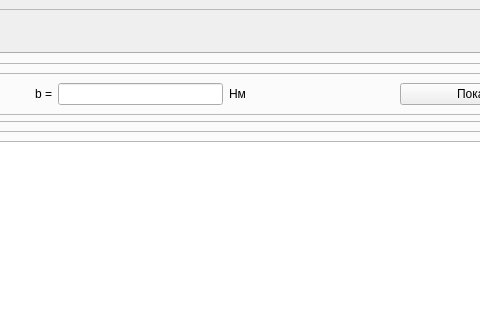
SharkDeveloper/Diffraction_Phisics, file MainWindow.ui: the form before one commit; both pictures show x 534 to 1014 and y 0 to 320 of the 1432 by 540 pixel window.
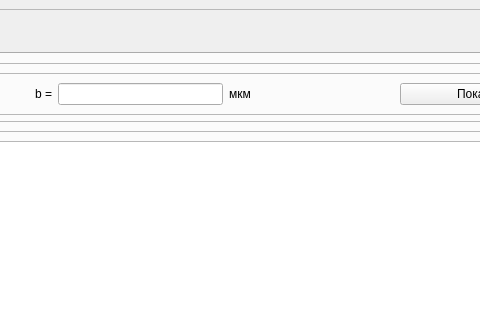
The form after the commit. Icons and pictures are not drawn. Custom widgets are drawn as their Qt base class.

```diff
--- a/MainWindow.ui
+++ b/MainWindow.ui
@@ -164,7 +164,7 @@
                     <item alignment="Qt::AlignLeft">
                      <widget class="QLabel" name="label_5">
                       <property name="text">
-                       <string>Нм</string>
+                       <string>мкм</string>
                       </property>
                      </widget>
                     </item>
```
Left out of the diff: 3 changed lines with no effect on the pictures.
